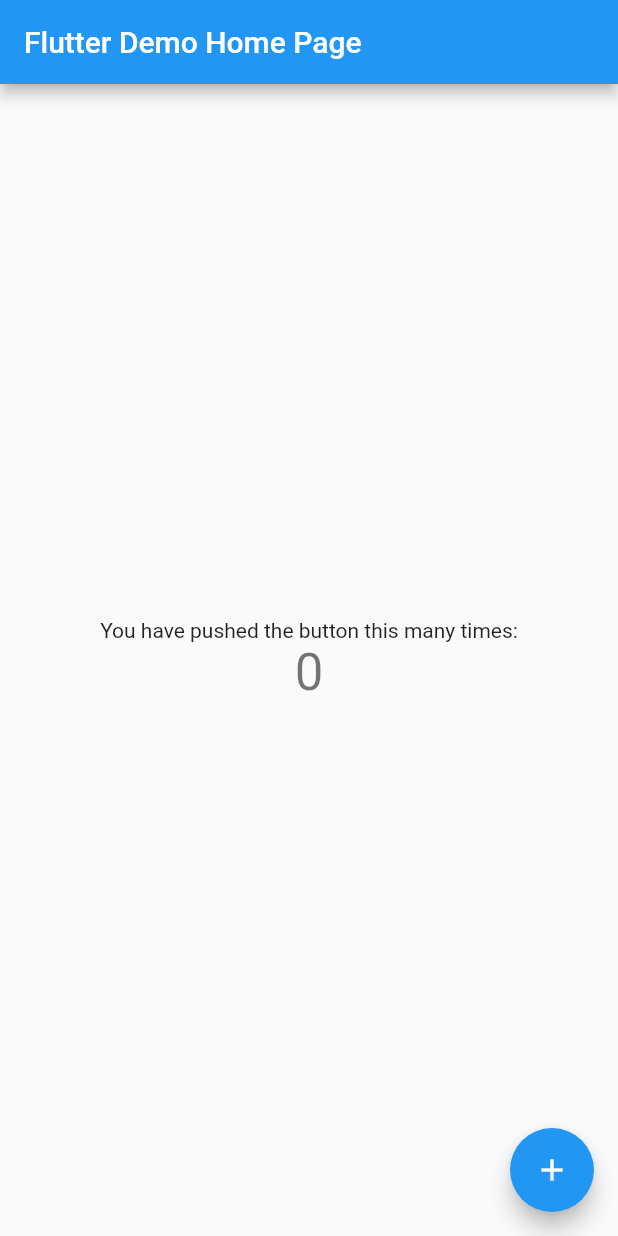
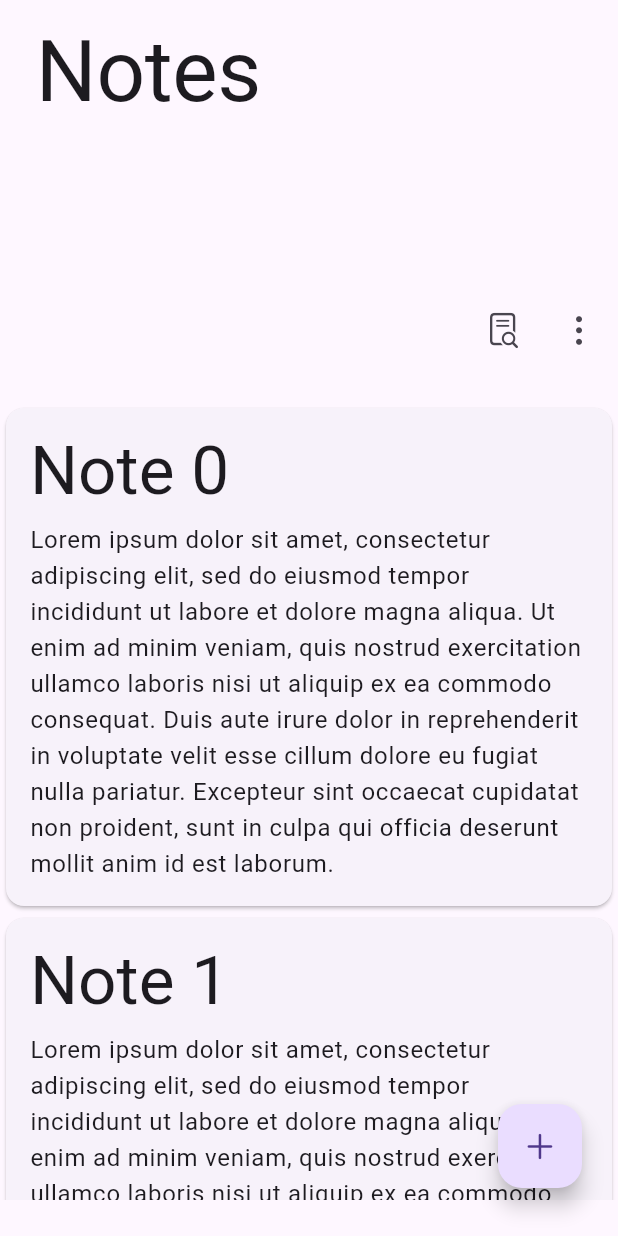
Before and after one commit to ishantonk/flutter_notes_app, a Flutter app: the screen it shows after launch, on a phone screen of 412 x 824 dp. Run offline on Flutter 3.47's test engine with Material 2 defaults, Android fonts, the phone set to English and light mode, and no system bars.

Commit message:
home page created

```diff
--- a/lib/main.dart
+++ b/lib/main.dart
@@ -1,7 +1,13 @@
 import 'package:flutter/material.dart';
+import 'package:flutter/services.dart';
+
+import 'pages/home_page.dart';
+import 'widgets/themes.dart';
 
 void main() {
-  runApp(const MyApp());
+  runApp(
+    const MyApp(),
+  );
 }
 
 class MyApp extends StatelessWidget {
@@ -10,106 +16,16 @@ class MyApp extends StatelessWidget {
   // This widget is the root of your application.
   @override
   Widget build(BuildContext context) {
+    SystemChrome.setSystemUIOverlayStyle(const SystemUiOverlayStyle(
+      statusBarColor: Colors.transparent,
+      statusBarIconBrightness: Brightness.dark,
+      //color set to transparent or set your own color
+    ));
     return MaterialApp(
-      title: 'Flutter Demo',
-      theme: ThemeData(
-        // This is the theme of your application.
-        //
-        // Try running your application with "flutter run". You'll see the
-        // application has a blue toolbar. Then, without quitting the app, try
-        // changing the primarySwatch below to Colors.green and then invoke
-        // "hot reload" (press "r" in the console where you ran "flutter run",
-        // or simply save your changes to "hot reload" in a Flutter IDE).
-        // Notice that the counter didn't reset back to zero; the application
-        // is not restarted.
-        primarySwatch: Colors.blue,
-      ),
-      home: const MyHomePage(title: 'Flutter Demo Home Page'),
+      themeMode: ThemeMode.light,
+      theme: MyTheme.lightTheme(context),
+      darkTheme: MyTheme.darkTheme(context),
+      home: const MyHomePage(),
     );
   }
 }
-
-class MyHomePage extends StatefulWidget {
-  const MyHomePage({Key? key, required this.title}) : super(key: key);
-
-  // This widget is the home page of your application. It is stateful, meaning
-  // that it has a State object (defined below) that contains fields that affect
-  // how it looks.
-
-  // This class is the configuration for the state. It holds the values (in this
-  // case the title) provided by the parent (in this case the App widget) and
-  // used by the build method of the State. Fields in a Widget subclass are
-  // always marked "final".
-
-  final String title;
-
-  @override
-  State<MyHomePage> createState() => _MyHomePageState();
-}
-
-class _MyHomePageState extends State<MyHomePage> {
-  int _counter = 0;
-
-  void _incrementCounter() {
-    setState(() {
-      // This call to setState tells the Flutter framework that something has
-      // changed in this State, which causes it to rerun the build method below
-      // so that the display can reflect the updated values. If we changed
-      // _counter without calling setState(), then the build method would not be
-      // called again, and so nothing would appear to happen.
-      _counter++;
-    });
-  }
-
-  @override
-  Widget build(BuildContext context) {
-    // This method is rerun every time setState is called, for instance as done
-    // by the _incrementCounter method above.
-    //
-    // The Flutter framework has been optimized to make rerunning build methods
-    // fast, so that you can just rebuild anything that needs updating rather
-    // than having to individually change instances of widgets.
-    return Scaffold(
-      appBar: AppBar(
-        // Here we take the value from the MyHomePage object that was created by
-        // the App.build method, and use it to set our appbar title.
-        title: Text(widget.title),
-      ),
-      body: Center(
-        // Center is a layout widget. It takes a single child and positions it
-        // in the middle of the parent.
-        child: Column(
-          // Column is also a layout widget. It takes a list of children and
-          // arranges them vertically. By default, it sizes itself to fit its
-          // children horizontally, and tries to be as tall as its parent.
-          //
-          // Invoke "debug painting" (press "p" in the console, choose the
-          // "Toggle Debug Paint" action from the Flutter Inspector in Android
-          // Studio, or the "Toggle Debug Paint" command in Visual Studio Code)
-          // to see the wireframe for each widget.
-          //
-          // Column has various properties to control how it sizes itself and
-          // how it positions its children. Here we use mainAxisAlignment to
-          // center the children vertically; the main axis here is the vertical
-          // axis because Columns are vertical (the cross axis would be
-          // horizontal).
-          mainAxisAlignment: MainAxisAlignment.center,
-          children: <Widget>[
-            const Text(
-              'You have pushed the button this many times:',
-            ),
-            Text(
-              '$_counter',
-              style: Theme.of(context).textTheme.headline4,
-            ),
-          ],
-        ),
-      ),
-      floatingActionButton: FloatingActionButton(
-        onPressed: _incrementCounter,
-        tooltip: 'Increment',
-        child: const Icon(Icons.add),
-      ), // This trailing comma makes auto-formatting nicer for build methods.
-    );
-  }
-}
--- /dev/null
+++ b/lib/pages/home_page.dart
@@ -0,0 +1,89 @@
+import 'package:flutter/cupertino.dart';
+import 'package:flutter/material.dart';
+
+class MyHomePage extends StatelessWidget {
+  const MyHomePage({Key? key}) : super(key: key);
+
+  @override
+  Widget build(BuildContext context) {
+    return Scaffold(
+      body: SafeArea(
+        child: Column(
+          children: [
+            SizedBox(
+              width: double.infinity,
+              height: 100,
+              child: Padding(
+                padding:
+                    const EdgeInsets.symmetric(horizontal: 24, vertical: 16),
+                child: Text(
+                  'Notes',
+                  style: Theme.of(context).textTheme.headline1,
+                ),
+              ),
+            ),
+            const SizedBox(height: 96),
+            Row(
+              mainAxisAlignment: MainAxisAlignment.end,
+              children: [
+                const SizedBox(width: 2),
+                IconButton(
+                  icon: const Icon(CupertinoIcons.doc_text_search),
+                  onPressed: () {},
+                ),
+                const SizedBox(width: 2),
+                IconButton(
+                  icon: const Icon(CupertinoIcons.ellipsis_vertical),
+                  onPressed: () {},
+                ),
+                const SizedBox(width: 2),
+              ],
+            ),
+            const SizedBox(height: 24),
+            Expanded(
+              child: ListView.builder(
+                itemCount: 10,
+                itemBuilder: (context, index) {
+                  return GridTile(
+                    child: Card(
+                      child: Padding(
+                        padding: const EdgeInsets.all(16),
+                        child: Column(
+                          crossAxisAlignment: CrossAxisAlignment.start,
+                          children: [
+                            Text(
+                              'Note $index',
+                              style: Theme.of(context).textTheme.headline2,
+                            ),
+                            const SizedBox(height: 8),
+                            Text(
+                              'Lorem ipsum dolor sit amet, consectetur adipiscing elit, sed do eiusmod tempor incididunt ut labore et dolore magna aliqua. Ut enim ad minim veniam, quis nostrud exercitation ullamco laboris nisi ut aliquip ex ea commodo consequat. Duis aute irure dolor in reprehenderit in voluptate velit esse cillum dolore eu fugiat nulla pariatur. Excepteur sint occaecat cupidatat non proident, sunt in culpa qui officia deserunt mollit anim id est laborum.',
+                              style: Theme.of(context).textTheme.bodyText1,
+                            ),
+                          ],
+                        ),
+                      ),
+                    ),
+                    // title: Text('Note $index'),
+                    // subtitle: const Text('This is a note'),
+                    // trailing: IconButton(
+                    // icon: const Icon(CupertinoIcons.delete),
+                    // onPressed: () {},
+                  );
+                },
+              ),
+            ),
+            const SizedBox(height: 24),
+          ],
+        ),
+      ),
+      floatingActionButton: Padding(
+        padding: const EdgeInsets.symmetric(horizontal: 8, vertical: 16),
+        child: FloatingActionButton(
+          onPressed: () {},
+          child: const Icon(CupertinoIcons.add),
+        ),
+      ),
+    );
+  }
+}
--- /dev/null
+++ b/lib/widgets/themes.dart
@@ -0,0 +1,19 @@
+import 'package:flutter/material.dart';
+
+class MyTheme {
+  static ThemeData lightTheme(BuildContext context) {
+    return ThemeData(
+      useMaterial3: true,
+      primarySwatch: Colors.lightGreen,
+      brightness: Brightness.light,
+    );
+  }
+
+  static ThemeData darkTheme(BuildContext context) {
+    return ThemeData(
+      useMaterial3: true,
+      primarySwatch: Colors.lightGreen,
+      brightness: Brightness.dark,
+    );
+  }
+}
```
Also changed, not shown: lib/utils/routes.dart (added).
